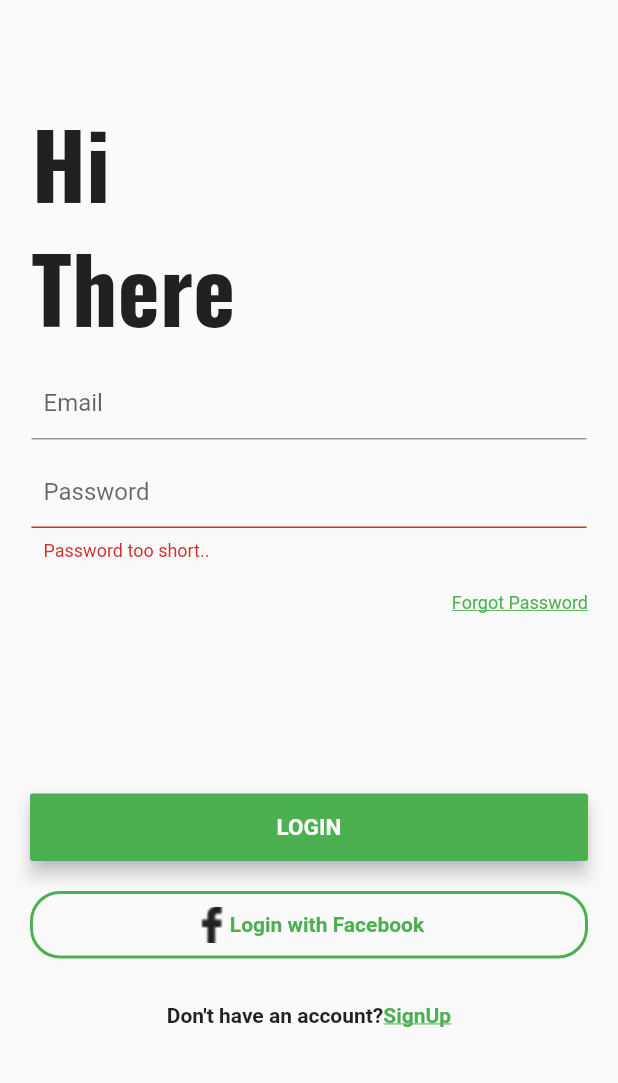
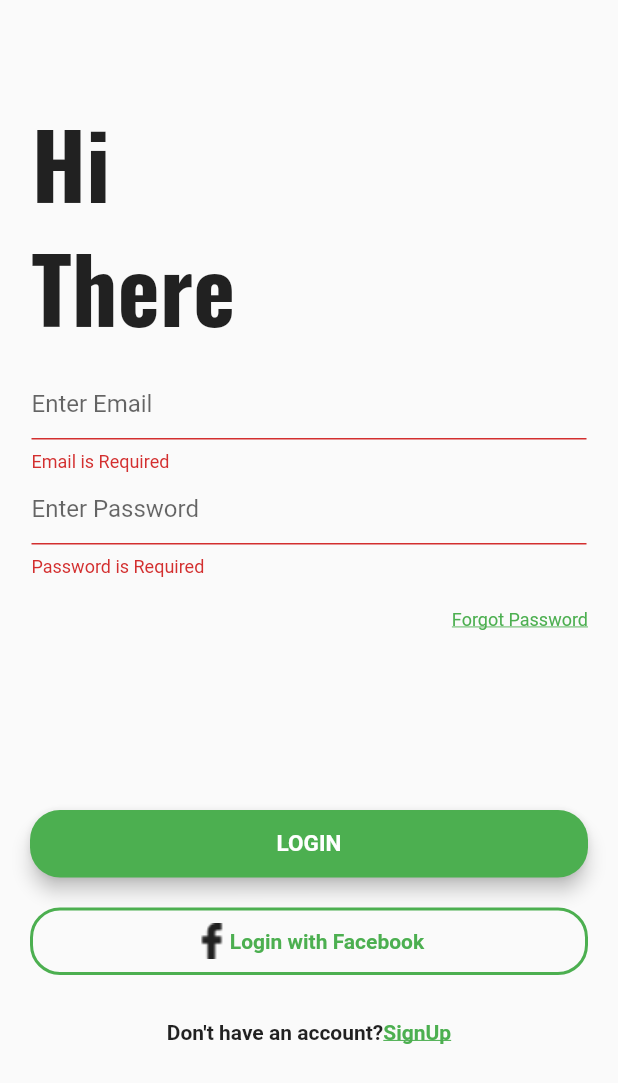
Before and after one commit to Jatin9098/login_signup_demo, a Flutter app: the screen it shows after launch, after a tap on "LOGIN", on a phone screen of 412 x 824 dp. Shown: the top 1083 px of the screen. Run offline on Flutter 3.47's test engine with Material 2 defaults, Android fonts, the phone set to English and light mode, and no system bars; our stand-ins replace fluttertoast.

```diff
--- a/lib/main.dart
+++ b/lib/main.dart
@@ -1,6 +1,6 @@
-import 'package:flutter/cupertino.dart';
+import 'dart:async';
+import 'package:fluttertoast/fluttertoast.dart';
 import 'package:flutter/material.dart';
-import 'package:email_validator/email_validator.dart';
 
 void main() => runApp(new MyApp());
 
@@ -20,25 +20,35 @@ class LoginScreen extends StatefulWidget {
 
 class _LoginScreenState extends State<LoginScreen> {
   final _formKey = GlobalKey<FormState>();
+  final _formResetEmailKey = GlobalKey<FormState>();
   final _scafoldState = GlobalKey<ScaffoldState>();
+  int counter = 0;
+  bool _validate = false;
+  String email, password;
 
-  String email;
-  String password;
-
-  TextEditingController _text = TextEditingController();
-
-  final _emailController = TextEditingController();
-  final _passwordController = TextEditingController();
-
-  bool isEmpty = false;
-  String _errorMessage = "";
   @override
   Widget build(BuildContext context) {
-    return new Scaffold(
+
+
+    return WillPopScope(
+      onWillPop: (){
+        if(counter == 1){
+          print("EXIT");
+
+        }
+         Fluttertoast.showToast(
+        msg: "Press again for exit!",
+        toastLength: Toast.LENGTH_SHORT,
+        gravity: ToastGravity.BOTTOM,
+        );
+        counter++;
+       Timer(Duration(seconds : 2),(){
+            counter = 0;
+          });
+      },
+          child: new Scaffold(
         key: _scafoldState,
         body: new Container(
-          child: Form(
-            key: _formKey,
             child: ListView(
           children: <Widget>[
             Padding(
@@ -67,36 +77,11 @@ class _LoginScreenState extends State<LoginScreen> {
                   Padding(
                     padding:
                         EdgeInsets.only(left: 1, top: 10, right: 1, bottom: 1),
-                      child: new TextFormField(
-                        controller: _emailController,
-                        style: new TextStyle(),
-                        decoration: InputDecoration(
-
-                            labelText: "Email",
-                            contentPadding: EdgeInsets.only(left: 8.0),
+                    child: new Form(
+                      key: _formKey,
+                      child: _formData(),
                     ),
-                        validator: (val) => !EmailValidator.Validate(val, true)
-                        ? 'Not a valid email.'
-                        : "",
-                        onSaved: (val) => email = _emailController.text,
-                        keyboardType: TextInputType.emailAddress,
-                      )),
                     // password edit text field
-                  Padding(
-                    padding:
-                        EdgeInsets.only(left: 1, top: 10, right: 1, bottom: 1),
-                    child: new TextFormField(
-                      controller: _passwordController,
-                      style: new TextStyle(),
-                      decoration: InputDecoration(
-                          labelText: "Password",
-                          contentPadding: EdgeInsets.only(left: 8)),
-                          validator: (val) =>
-                      val.length < 4 ? 'Password too short..' : "",
-                  onSaved: (val) => password = _passwordController.text,
-                      keyboardType: TextInputType.text,
-                      obscureText: true,
-                    ),
                   ),
                   // forgot password text field
                   Container(
@@ -106,8 +91,6 @@ class _LoginScreenState extends State<LoginScreen> {
                     ),
                     child: InkWell(
                       onTap: () {
-                        _text.text = "";
-                        _errorMessage = "";
                         _showAlertDialog();
                       },
                       child: new Text(
@@ -129,9 +112,9 @@ class _LoginScreenState extends State<LoginScreen> {
                     padding: EdgeInsets.only(top: 20),
                     width: double.infinity,
                     height: 65,
-                    child: RaisedButton(
-
-                      onPressed: (){
+                    child: MaterialButton(
+                     shape: RoundedRectangleBorder(borderRadius: new BorderRadius.circular(20)),
+                      onPressed: () {
                         _onLoginButtonClicked();
                       },
                       child: new Center(
@@ -141,7 +124,6 @@ class _LoginScreenState extends State<LoginScreen> {
                             color: Colors.white,
                             fontWeight: FontWeight.bold,
                             fontSize: 15,
-
                           ),
                           textAlign: TextAlign.center,
                         ),
@@ -190,12 +172,6 @@ class _LoginScreenState extends State<LoginScreen> {
                               AssetImage('assets/facebook.png'),
                             ),
                           ),
-                          // new Center(
-                          //   child: new Text(
-                          //     "Login with Facebook",
-                          //     style: TextStyle(fontWeight: FontWeight.bold),
-                          //   ),
-                          // ),
                          new GestureDetector(
                             onTap: () {
                               print("fds");
@@ -237,22 +213,67 @@ class _LoginScreenState extends State<LoginScreen> {
               ),
             ),
           ],
+        )),
       ),
-          )),
     );
   }
 
-  @override
-  void initState() {
-    super.initState();
+  Widget _formData() {
+    return new Column(
+      children: <Widget>[
+        new TextFormField(
+          decoration: new InputDecoration(hintText: 'Enter Email'),
+          //maxLength: 32,
+          validator: validateEmail,
+          onSaved: (String val) {
+            email = val;
+          },
+        ),
+        new TextFormField(
+            decoration: new InputDecoration(hintText: 'Enter Password'),
+            keyboardType: TextInputType.phone,
+            // maxLength: 30,
+            validator: validatePassword,
+            onSaved: (String val) {
+              password = val;
+            }),
+      ],
+    );
   }
+
+  String validateEmail(String value) {
+    String pattern =
+        r'^(([^<>()[\]\\.,;:\s@\"]+(\.[^<>()[\]\\.,;:\s@\"]+)*)|(\".+\"))@((\[[0-9]{1,3}\.[0-9]{1,3}\.[0-9]{1,3}\.[0-9]{1,3}\])|(([a-zA-Z\-0-9]+\.)+[a-zA-Z]{2,}))$';
+    RegExp regExp = new RegExp(pattern);
+    if (value.length == 0) {
+      return "Email is Required";
+    } else if (!regExp.hasMatch(value)) {
+      return "Invalid Email";
+    } else {
+      return null;
+    }
+  }
+
+  String validatePassword(String value) {
+    //String patttern = r'(^[0-9]*$)';
+    // RegExp regExp = new RegExp(patttern);
+    if (value.length == 0) {
+      return "Password is Required";
+    } else if (value.length <= 5) {
+      return "Password length must 6 character";
+    }
+    //else if (!regExp.hasMatch(value)) {
+    //   return "Mobile Number must be digits";
+    // }
+    return null;
+  }
+
 // for Reset Passsword
   void _showAlertDialog() {
     showDialog(
         context: context,
         builder: (BuildContext context) {
           return AlertDialog(
-
             title: new Text(
               "Forgot Password",
               textAlign: TextAlign.center,
@@ -267,22 +288,15 @@ class _LoginScreenState extends State<LoginScreen> {
                 SizedBox(
                   height: 10,
                 ),
-                TextField(
-
-                  autofocus: false,
-                  controller: _text,
-                  decoration: InputDecoration(
-                      contentPadding: EdgeInsets.only(left: 5, bottom: 2),
-                      labelText: "Email"),
-                ),
-                SizedBox(
-                  height: 4,
-                ),
-                Text(
-                  _errorMessage,
-                  style: TextStyle(
-                    fontSize: 12,
-                    color: Colors.red,
+                Form(
+                  key: _formResetEmailKey,
+                  child: new TextFormField(
+                    decoration: new InputDecoration(hintText: 'Enter Email'),
+                    //maxLength: 32,
+                    validator: validateResetEmail,
+                    onSaved: (String val) {
+                      email = val;
+                    },
                   ),
                 ),
               ],
@@ -297,14 +311,8 @@ class _LoginScreenState extends State<LoginScreen> {
               FlatButton(
                 child: new Text("Send"),
                 onPressed: () {
-                  FocusScope.of(context).requestFocus(new FocusNode());// to dismiss the keyboard
-                  setState(() {
-                    _text.text.isEmpty
-                        ? _errorMessage = "Email can't be empty."
-                        : _validateFields(_text.text, "2");
-
-                    print("Tesxc {isEmpty}");
-                  });
+                  // FocusScope.of(context).requestFocus(new FocusNode()); // to dismiss the keyboard
+                  _onResetEmailButtonClicked();
                   //Navigator.of(context).pop();
                 },
               )
@@ -313,48 +321,53 @@ class _LoginScreenState extends State<LoginScreen> {
         });
   }
 
-  @override
-  void dispose() {
-    _text.dispose();
-    super.dispose();
+  String validateResetEmail(String value) {
+    String pattern =
+        r'^(([^<>()[\]\\.,;:\s@\"]+(\.[^<>()[\]\\.,;:\s@\"]+)*)|(\".+\"))@((\[[0-9]{1,3}\.[0-9]{1,3}\.[0-9]{1,3}\.[0-9]{1,3}\])|(([a-zA-Z\-0-9]+\.)+[a-zA-Z]{2,}))$';
+    RegExp regExp = new RegExp(pattern);
+    if (value.length == 0) {
+      return "Email is Required";
+    } else if (!regExp.hasMatch(value)) {
+      return "Invalid Email";
+    } else {
+      return null;
+    }
   }
 
-  _validateFields(String email, String type) {
-    //String email = _text.text;
+  void _onResetEmailButtonClicked() {
+    if (_formResetEmailKey.currentState.validate()) {
+      // No any error in validation
+      _formResetEmailKey.currentState.save();
+      print("Email $email");
 
-    // 1 for email & passoword field
-    // 2 forgot password =email
-
-    bool emailValid =
-        RegExp(r"^[a-zA-Z0-9.]+@[a-zA-Z0-9]+\.[a-zA-Z]+").hasMatch(email);
-
-    if (emailValid) {
-      if (type == "1") {
-        print("Great job");
+      _loginSuccessfull();
     } else {
-        Navigator.of(context).pop();
-      }
-    } else {
+      // validation error
       setState(() {
-        _text.text.isEmpty ? isEmpty = true : new Text("fsdfsd");
+        _validate = true;
       });
     }
   }
 
   void _onLoginButtonClicked() {
-    final form = _formKey.currentState;
-FocusScope.of(context).requestFocus(new FocusNode());// to dismiss the keyboard
-
-    if (form.validate()) {
-      print("$form.validate() \n $email \t $password");
-      form.save();
+    if (_formKey.currentState.validate()) {
+      // No any error in validation
+      _formKey.currentState.save();
+      print("Email $email");
+      print("Password $password");
       _loginSuccessfull();
+    } else {
+      // validation error
+      setState(() {
+        _validate = true;
+      });
     }
   }
 
   void _loginSuccessfull() {
-      print("Form Valid \n $email \t $password");
-    final SnackBar snackBar = new SnackBar(content: new Text(" $email \t $password"),);
+    final SnackBar snackBar = new SnackBar(
+      content: new Text(" $email \t $password"),
+    );
     _scafoldState.currentState.showSnackBar(snackBar);
   }
 }
--- a/pubspec.yaml
+++ b/pubspec.yaml
@@ -24,6 +24,7 @@ dependencies:
   # Use with the CupertinoIcons class for iOS style icons.
   cupertino_icons: ^0.1.2
   email_validator: "0.1.4"
+  fluttertoast: ^2.0.7
 
 dev_dependencies:
   flutter_test:
```
Also changed, not shown: pubspec.lock. Lines whose indentation alone changed are shown as unchanged.
